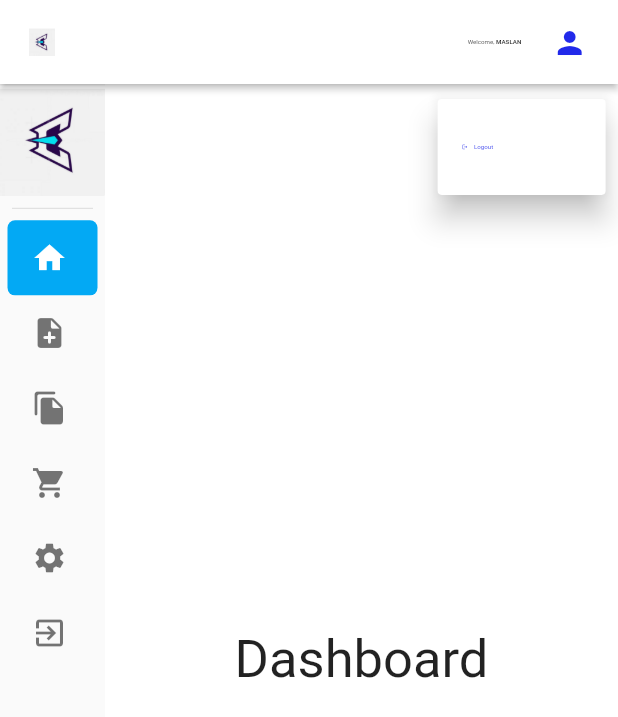
After one commit to Addin15/e_futbol_flutter, a Flutter app: the HomeProvider screen opened directly, after a tap on the "person" icon, on a phone screen of 412 x 824 dp. The commit adds this screen. Shown: the top 717 px of the screen. Run offline on Flutter 3.47's test engine with Material 2 defaults, Android fonts, the phone set to English and light mode, and no system bars; drawn by our look-alikes of easy_sidemenu; our stand-ins replace carousel_slider, flutter_spinkit, google_maps_flutter, hive_flutter, sizer; accounts and stored records are empty.

Commit message:
provider ui

```diff
--- a/lib/main.dart
+++ b/lib/main.dart
@@ -2,6 +2,7 @@ import 'package:e_futbol_flutter/auth.dart';
 import 'package:e_futbol_flutter/pages/web/consumer/compare.dart';
 import 'package:e_futbol_flutter/pages/web/consumer/nearby.dart';
 import 'package:e_futbol_flutter/pages/web/consumer/search.dart';
+import 'package:e_futbol_flutter/pages/web/provider/home_provider.dart';
 import 'package:flutter/material.dart';
 import 'package:hive_flutter/hive_flutter.dart';
 import 'package:provider/provider.dart';
@@ -65,7 +66,7 @@ class _AuthWrapperState extends State<AuthWrapper> {
         if (user == null) {
           return const Landing();
         } else {
-          return const Home();
+          return const HomeProvider();
         }
       },
     );
--- /dev/null
+++ b/lib/pages/web/provider/home_provider.dart
@@ -0,0 +1,242 @@
+import 'package:easy_sidemenu/easy_sidemenu.dart';
+import 'package:flutter/material.dart';
+import 'package:sizer/sizer.dart';
+import 'package:e_futbol_flutter/constants/color.dart';
+
+class HomeProvider extends StatefulWidget {
+  const HomeProvider({Key? key}) : super(key: key);
+
+  @override
+  State<HomeProvider> createState() => _HomeState();
+}
+
+enum MenuItem {
+  history,
+  logout,
+}
+
+class _HomeState extends State<HomeProvider> {
+  PageController page = PageController();
+  @override
+  Widget build(BuildContext context) {
+    return Scaffold(
+      appBar: AppBar(
+        elevation: 2,
+        backgroundColor: Colors.white,
+        leading: IconButton(
+          onPressed: () {
+            setState(() {});
+          },
+          icon: Image.asset(
+            'assets/icons/efutbol_logo.png',
+            height: 14.sp,
+            width: 14.sp,
+          ),
+        ),
+        actions: [
+          Row(
+            crossAxisAlignment: CrossAxisAlignment.center,
+            children: [
+              Text(
+                'Welcome, ',
+                style: TextStyle(
+                  color: Colors.black87,
+                  fontSize: 3.sp,
+                ),
+              ),
+              Text(
+                'MASLAN',
+                style: TextStyle(
+                  color: Colors.black87,
+                  fontSize: 3.sp,
+                  fontWeight: FontWeight.bold,
+                ),
+              ),
+            ],
+          ),
+          SizedBox(width: 2.w),
+          PopupMenuButton(
+            icon: Icon(
+              Icons.person,
+              color: primary,
+            ),
+            padding: EdgeInsets.symmetric(horizontal: 2.w, vertical: 2.h),
+            shape: RoundedRectangleBorder(
+                borderRadius: BorderRadius.circular(2.sp)),
+            offset: Offset(0, 8.h),
+            onSelected: (value) {
+              if (value == MenuItem.history) {
+              } else if (value == MenuItem.logout) {
+                //authService.logout();
+              }
+            },
+            itemBuilder: (context) => [
+              PopupMenuItem(
+                value: MenuItem.logout,
+                child: Row(
+                  children: [
+                    Icon(
+                      Icons.logout_outlined,
+                      size: 3.sp,
+                      color: primary,
+                    ),
+                    SizedBox(width: 1.w),
+                    Text(
+                      'Logout',
+                      style: TextStyle(color: primary, fontSize: 3.sp),
+                    ),
+                  ],
+                ),
+              ),
+            ],
+          ),
+          SizedBox(width: 2.w),
+        ],
+      ),
+      body: Row(
+        mainAxisAlignment: MainAxisAlignment.start,
+        children: [
+          SideMenu(
+            controller: page,
+            // onDisplayModeChanged: (mode) {
+            //   print(mode);
+            // },
+            style: SideMenuStyle(
+              displayMode: SideMenuDisplayMode.auto,
+              hoverColor: Colors.blue[100],
+              selectedColor: Colors.lightBlue,
+              selectedTitleTextStyle: const TextStyle(color: Colors.white),
+              selectedIconColor: Colors.white,
+              decoration: BoxDecoration(
+                borderRadius: BorderRadius.all(Radius.circular(10)),
+              ),
+            ),
+            title: Column(
+              children: [
+                ConstrainedBox(
+                  constraints: const BoxConstraints(
+                    maxHeight: 150,
+                    maxWidth: 150,
+                  ),
+                  child: Image.asset(
+                    'assets/icons/efutbol_logo.png',
+                  ),
+                ),
+                const Divider(
+                  indent: 8.0,
+                  endIndent: 8.0,
+                ),
+              ],
+            ),
+            footer: const Padding(
+              padding: EdgeInsets.all(8.0),
+              child: Text(
+                'E-Futball SDN BHD',
+                style: TextStyle(fontSize: 15),
+              ),
+            ),
+            items: [
+              SideMenuItem(
+                priority: 0,
+                title: 'Dashboard',
+                onTap: () {
+                  page.jumpToPage(0);
+                },
+                icon: const Icon(Icons.home),
+              ),
+              SideMenuItem(
+                  priority: 1,
+                  title: 'Add Arena',
+                  onTap: () {
+                    page.jumpToPage(1);
+                  },
+                  icon: const Icon(Icons.note_add_rounded)),
+              SideMenuItem(
+                priority: 2,
+                title: 'List Arena',
+                onTap: () {
+                  page.jumpToPage(2);
+                },
+                icon: const Icon(Icons.file_copy_rounded),
+              ),
+              SideMenuItem(
+                priority: 3,
+                title: 'Order',
+                onTap: () {
+                  page.jumpToPage(3);
+                },
+                icon: const Icon(Icons.shopping_cart),
+              ),
+              SideMenuItem(
+                priority: 4,
+                title: 'Settings',
+                onTap: () {
+                  page.jumpToPage(4);
+                },
+                icon: const Icon(Icons.settings),
+              ),
+              SideMenuItem(
+                priority: 6,
+                title: 'Exit',
+                onTap: () async {},
+                icon: const Icon(Icons.exit_to_app),
+              ),
+            ],
+          ),
+          Expanded(
+            child: PageView(
+              controller: page,
+              children: [
+                Container(
+                  color: Colors.white,
+                  child: const Center(
+                    child: Text(
+                      'Dashboard',
+                      style: TextStyle(fontSize: 35),
+                    ),
+                  ),
+                ),
+                Container(
+                  color: Colors.white,
+                  child: const Center(
+                    child: Text(
+                      'Users',
+                      style: TextStyle(fontSize: 35),
+                    ),
+                  ),
+                ),
+                Container(
+                  color: Colors.white,
+                  child: const Center(
+                    child: Text(
+                      'Files',
+                      style: TextStyle(fontSize: 35),
+                    ),
+                  ),
+                ),
+                Container(
+                  color: Colors.white,
+                  child: const Center(
+                    child: Text(
+                      'Download',
+                      style: TextStyle(fontSize: 35),
+                    ),
+                  ),
+                ),
+                Container(
+                  color: Colors.white,
+                  child: const Center(
+                    child: Text(
+                      'Settings',
+                      style: TextStyle(fontSize: 35),
+                    ),
+                  ),
+                ),
+              ],
+            ),
+          ),
+        ],
+      ),
+    );
+  }
+}
--- a/pubspec.yaml
+++ b/pubspec.yaml
@@ -43,6 +43,7 @@ dependencies:
   intl: ^0.17.0
   google_maps_flutter_web: ^0.4.0
   google_maps_flutter: ^2.1.8
+  easy_sidemenu: ^0.3.1
 
 dev_dependencies:
   flutter_test:
```
Also changed, not shown: pubspec.lock.
